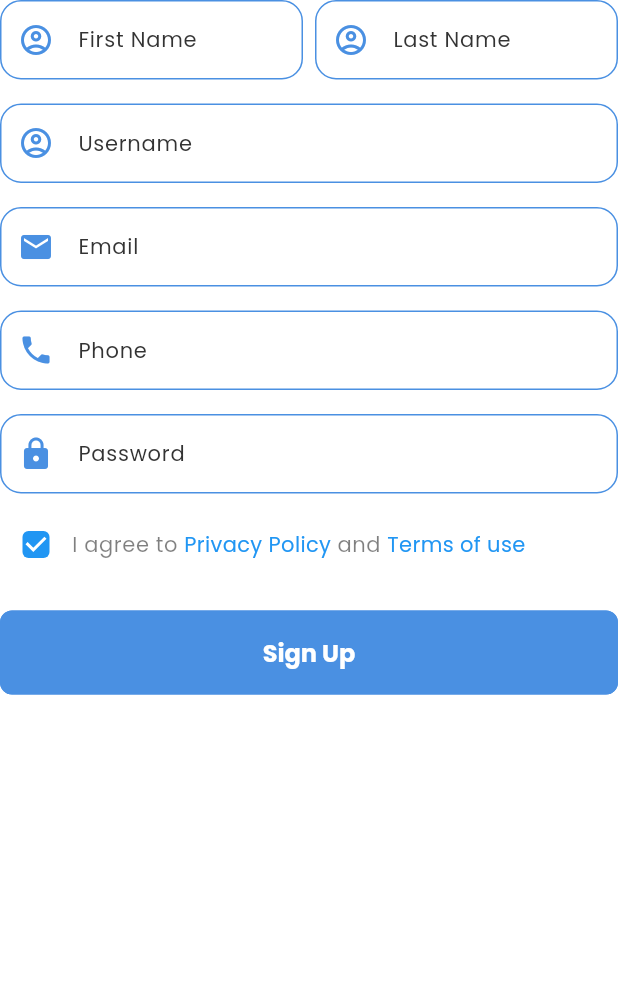
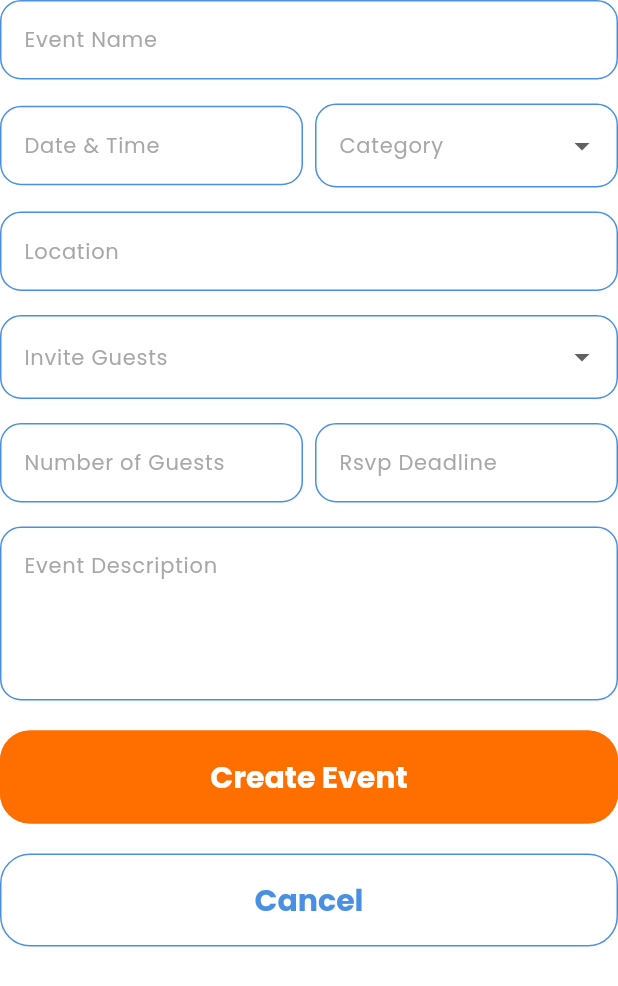
Before and after one commit to Syartaa/eventify, a Flutter app: the EventForm widget shown alone on an empty page, opened directly, on a phone screen of 412 x 824 dp. Shown: the top 986 px of the screen. Run offline on Flutter 3.47's test engine with Material 3 defaults, Android fonts, the phone set to English and light mode, and no system bars; our stand-ins replace flutter_riverpod, get, iconsax.

Commit message:
create events

```diff
--- a/lib/screens/event/create_event.dart
+++ b/lib/screens/event/create_event.dart
@@ -1,3 +1,5 @@
+// ignore_for_file: prefer_const_constructors, prefer_const_literals_to_create_immutables
+
 import 'package:eventify_app/components/widget/appbar.dart';
 import 'package:eventify_app/constants/curved_edges_widget.dart';
 import 'package:eventify_app/screens/event/widget/event_form.dart';
--- a/lib/screens/event/widget/event_form.dart
+++ b/lib/screens/event/widget/event_form.dart
@@ -1,20 +1,119 @@
+import 'package:eventify_app/utilis/theme/custom_themes/appbar_theme.dart';
 import 'package:flutter/material.dart';
 
-class EventForm extends StatelessWidget {
+class EventForm extends StatefulWidget {
   const EventForm({super.key});
 
   @override
+  State<EventForm> createState() => _EventFormState();
+}
+
+class _EventFormState extends State<EventForm> {
+  @override
   Widget build(BuildContext context) {
+    String? selectedCategory;
+    final List<String> categories = [
+      "Conference",
+      "Workshop",
+      "Party",
+      "Sports"
+    ];
+
+    String? selectedGuest;
+    final List<String> guests = [
+      "syarta@gmail.com",
+      "test@gmail.com",
+      "hana@gmail.com",
+      "lume@gmail.com"
+    ];
+
     return Form(
       child: Column(
         children: [
+          TextFormField(
+            decoration: InputDecoration(
+              labelText: "Event Name",
+              border: OutlineInputBorder(
+                borderRadius: BorderRadius.circular(8.0),
+              ),
+            ),
+          ),
+          const SizedBox(height: 16.0),
           Row(
             children: [
               Expanded(
                 child: TextFormField(
                   decoration: InputDecoration(
-                    prefixIcon: const Icon(Icons.account_circle_outlined),
-                    labelText: "First Name",
+                    labelText: "Date & Time",
+                    border: OutlineInputBorder(
+                      borderRadius: BorderRadius.circular(8.0),
+                    ),
+                  ),
+                ),
+              ),
+              const SizedBox(width: 8.0),
+              Expanded(
+                child: DropdownButtonFormField<String>(
+                  decoration: InputDecoration(
+                    labelText: "Category",
+                    border: OutlineInputBorder(
+                      borderRadius: BorderRadius.circular(8.0),
+                    ),
+                  ),
+                  value: selectedCategory,
+                  items: categories.map((String category) {
+                    return DropdownMenuItem<String>(
+                      value: category,
+                      child: Text(category),
+                    );
+                  }).toList(),
+                  onChanged: (String? newValue) {
+                    setState(() {
+                      selectedCategory = newValue;
+                    });
+                  },
+                ),
+              ),
+            ],
+          ),
+          const SizedBox(height: 16.0),
+          TextFormField(
+            decoration: InputDecoration(
+              labelText: "Location",
+              border: OutlineInputBorder(
+                borderRadius: BorderRadius.circular(8.0),
+              ),
+            ),
+          ),
+          const SizedBox(height: 16.0),
+          DropdownButtonFormField<String>(
+            decoration: InputDecoration(
+              labelText: "Invite Guests",
+              border: OutlineInputBorder(
+                borderRadius: BorderRadius.circular(8.0),
+              ),
+            ),
+            value: selectedGuest,
+            items: guests.map((String guest) {
+              return DropdownMenuItem<String>(
+                value: guest,
+                child: Text(guest),
+              );
+            }).toList(),
+            onChanged: (String? newValue) {
+              setState(() {
+                selectedGuest = newValue;
+              });
+            },
+          ),
+
+          const SizedBox(height: 16.0),
+          Row(
+            children: [
+              Expanded(
+                child: TextFormField(
+                  decoration: InputDecoration(
+                    labelText: "Number of Guests",
                     border: OutlineInputBorder(
                       borderRadius: BorderRadius.circular(8.0),
                     ),
@@ -25,8 +124,7 @@ class EventForm extends StatelessWidget {
               Expanded(
                 child: TextFormField(
                   decoration: InputDecoration(
-                    prefixIcon: const Icon(Icons.account_circle_outlined),
-                    labelText: "Last Name",
+                    labelText: "Rsvp Deadline",
                     border: OutlineInputBorder(
                       borderRadius: BorderRadius.circular(8.0),
                     ),
@@ -35,83 +133,17 @@ class EventForm extends StatelessWidget {
               ),
             ],
           ),
-
           const SizedBox(height: 16.0),
           TextFormField(
+            maxLines: 4, // This makes it a textarea
             decoration: InputDecoration(
-              prefixIcon: const Icon(Icons.account_circle_outlined),
-              labelText: "Username",
+              hintText: "Event Description",
               border: OutlineInputBorder(
                 borderRadius: BorderRadius.circular(8.0),
               ),
             ),
           ),
-          const SizedBox(height: 16.0),
-          TextFormField(
-            decoration: InputDecoration(
-              prefixIcon: const Icon(Icons.email),
-              labelText: "Email",
-              border: OutlineInputBorder(
-                borderRadius: BorderRadius.circular(8.0),
-              ),
-            ),
-          ),
-          const SizedBox(height: 16.0),
-          TextFormField(
-            decoration: InputDecoration(
-              prefixIcon: const Icon(Icons.phone),
-              labelText: "Phone",
-              border: OutlineInputBorder(
-                borderRadius: BorderRadius.circular(8.0),
-              ),
-            ),
-          ),
-          const SizedBox(height: 16.0),
-          // Password Field
-          TextFormField(
-            obscureText: true,
-            decoration: InputDecoration(
-              prefixIcon: const Icon(Icons.lock),
-              labelText: "Password",
-              border: OutlineInputBorder(
-                borderRadius: BorderRadius.circular(8.0),
-              ),
-            ),
-          ),
-          const SizedBox(height: 10.0),
 
-          // Remember Me & Forgot Password
-          Row(
-            children: [
-              Checkbox(
-                value: true,
-                onChanged: (value) {},
-              ),
-              //Text("I agree to Privacy Policy and Terms of use"),
-              Expanded(
-                child: Text.rich(TextSpan(children: [
-                  TextSpan(
-                      text: "I agree to ",
-                      style: Theme.of(context).textTheme.bodySmall),
-                  TextSpan(
-                      text: "Privacy Policy",
-                      style: Theme.of(context)
-                          .textTheme
-                          .bodyMedium!
-                          .apply(color: Colors.blue)),
-                  TextSpan(
-                      text: " and ",
-                      style: Theme.of(context).textTheme.bodySmall),
-                  TextSpan(
-                      text: "Terms of use",
-                      style: Theme.of(context)
-                          .textTheme
-                          .bodyMedium!
-                          .apply(color: Colors.blue)),
-                ])),
-              )
-            ],
-          ),
           const SizedBox(height: 20.0),
 
           // Sign In Button
@@ -120,9 +152,10 @@ class EventForm extends StatelessWidget {
             child: ElevatedButton(
               style: ElevatedButton.styleFrom(
                 shape: RoundedRectangleBorder(
-                  borderRadius: BorderRadius.circular(8.0),
+                  borderRadius: BorderRadius.circular(20),
                 ),
-                // backgroundColor: Colors.deepPurple,
+                backgroundColor: AppColors.secondaryColor,
+                side: BorderSide(color: AppColors.secondaryColor),
                 padding: const EdgeInsets.symmetric(vertical: 16.0),
               ),
               onPressed: () {
@@ -130,13 +163,34 @@ class EventForm extends StatelessWidget {
                 //     .push(MaterialPageRoute(builder: (ctx) => HomeScreen()));
               },
               child: const Text(
-                "Sign Up",
-                style: TextStyle(fontSize: 16.0, fontWeight: FontWeight.bold),
+                "Create Event",
+                style: TextStyle(fontSize: 20, fontWeight: FontWeight.bold),
               ),
             ),
           ),
-          const SizedBox(height: 10.0),
-
+          const SizedBox(height: 20.0),
+          SizedBox(
+            width: double.infinity,
+            child: OutlinedButton(
+              style: OutlinedButton.styleFrom(
+                shape: RoundedRectangleBorder(
+                  borderRadius: BorderRadius.circular(20),
+                ),
+                padding: const EdgeInsets.symmetric(vertical: 16.0),
+              ),
+              onPressed: () {
+                // Navigator.of(context)
+                //     .push(MaterialPageRoute(builder: (ctx) => HomeScreen()));
+              },
+              child: const Text(
+                "Cancel",
+                style: TextStyle(
+                    fontSize: 20,
+                    fontWeight: FontWeight.bold,
+                    color: AppColors.primaryColor),
+              ),
+            ),
+          ),
           // Create Account Button
         ],
       ),
--- a/lib/screens/home/home_screen.dart
+++ b/lib/screens/home/home_screen.dart
@@ -3,13 +3,11 @@
 import 'package:eventify_app/components/widget/appbar.dart';
 import 'package:eventify_app/constants/curved_edges_widget.dart';
 import 'package:eventify_app/screens/event/create_event.dart';
-import 'package:eventify_app/screens/event/widget/event_form.dart';
 import 'package:eventify_app/screens/home/widget/event_card.dart';
 import 'package:eventify_app/screens/home/widget/upcomming_events.dart';
 import 'package:eventify_app/utilis/theme/custom_themes/appbar_theme.dart';
 
 import 'package:flutter/material.dart';
-import 'package:iconsax/iconsax.dart';
 
 class HomeScreen extends StatelessWidget {
   const HomeScreen({super.key});
--- a/lib/utilis/theme/custom_themes/text_field_theme.dart
+++ b/lib/utilis/theme/custom_themes/text_field_theme.dart
@@ -21,12 +21,12 @@ class STextFormFieldTheme {
     labelStyle: TextStyle(
       fontFamily: 'Poppins', // Use locally bundled Poppins font
       fontSize: 14,
-      color: AppColors.textColor,
+      color: const Color.fromARGB(183, 133, 133, 133),
     ),
     hintStyle: TextStyle(
       fontFamily: 'Poppins', // Use locally bundled Poppins font
       fontSize: 14,
-      color: AppColors.textColor,
+      color: const Color.fromARGB(183, 133, 133, 133),
     ),
     errorStyle: TextStyle(
       fontFamily: 'Poppins', // Use locally bundled Poppins font
```
